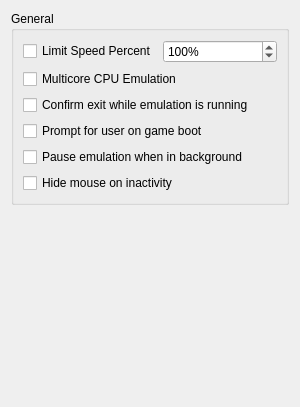
Before: the Qt Designer form src/yuzu/configuration/configure_general.ui in formylover/yuzu-early-access, drawn with Qt 5.
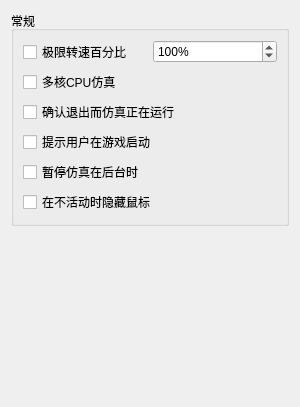
After: the same form once the commit is applied.

What changed in the file:
```diff
--- a/src/yuzu/configuration/configure_general.ui
+++ b/src/yuzu/configuration/configure_general.ui
@@ -19,7 +19,7 @@
      <item>
       <widget class="QGroupBox" name="GeneralGroupBox">
        <property name="title">
-        <string>General</string>
+        <string>常规</string>
        </property>
        <layout class="QHBoxLayout" name="GeneralHorizontalLayout">
         <item>
@@ -29,7 +29,7 @@
             <item>
              <widget class="QCheckBox" name="toggle_frame_limit">
               <property name="text">
-               <string>Limit Speed Percent</string>
+               <string>极限转速百分比</string>
               </property>
              </widget>
             </item>
@@ -54,35 +54,35 @@
           <item>
            <widget class="QCheckBox" name="use_multi_core">
             <property name="text">
-             <string>Multicore CPU Emulation</string>
+             <string>多核CPU仿真</string>
             </property>
            </widget>
           </item>
           <item>
            <widget class="QCheckBox" name="toggle_check_exit">
             <property name="text">
-             <string>Confirm exit while emulation is running</string>
+             <string>确认退出而仿真正在运行</string>
             </property>
            </widget>
           </item>
           <item>
            <widget class="QCheckBox" name="toggle_user_on_boot">
             <property name="text">
-             <string>Prompt for user on game boot</string>
+             <string>提示用户在游戏启动</string>
             </property>
            </widget>
           </item>
           <item>
            <widget class="QCheckBox" name="toggle_background_pause">
             <property name="text">
-             <string>Pause emulation when in background</string>
+             <string>暂停仿真在后台时</string>
             </property>
            </widget>
           </item>
           <item>
            <widget class="QCheckBox" name="toggle_hide_mouse">
             <property name="text">
-             <string>Hide mouse on inactivity</string>
+             <string>在不活动时隐藏鼠标</string>
             </property>
            </widget>
           </item>
```
